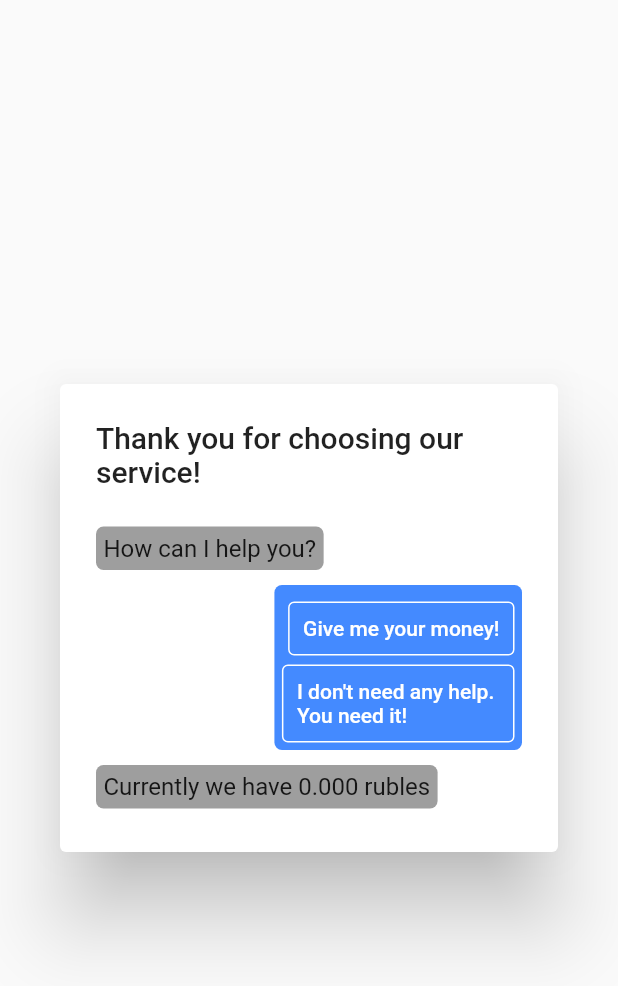
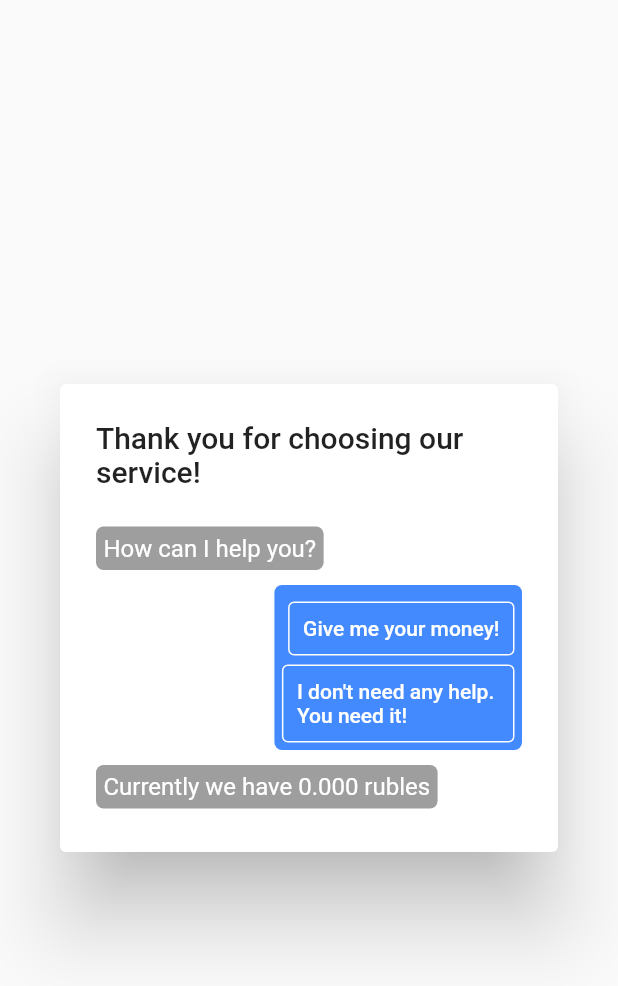
Before and after one commit to Noonight/base_ui_widgets, a Flutter app: the HelpDialog widget shown alone on an empty page, opened directly, after a tap on "Give me your money!", on a phone screen of 412 x 824 dp. Shown: the top 986 px of the screen. Run offline on Flutter 3.47's test engine with Material 2 defaults, Android fonts, the phone set to English and light mode, and no system bars.

Commit message:
feat: complete help messaging, minor change theme

```diff
--- a/lib/help_dialog/help/help_message.dart
+++ b/lib/help_dialog/help/help_message.dart
@@ -16,7 +16,7 @@ class HelpMessage extends StatelessWidget {
           color: Colors.grey,
           borderRadius: BorderRadius.circular(5),
         ),
-        child: Text(message),
+        child: Text(message, style: const TextStyle(color: Colors.white)),
       ),
     );
   }
--- a/lib/help_dialog/help_dialog.dart
+++ b/lib/help_dialog/help_dialog.dart
@@ -18,6 +18,7 @@ class _HelpDialogState extends State<HelpDialog> {
   bool _isReceivingMoney = false;
   bool _isReceivingMoneyUserPressed = false;
   bool _isAggression = false;
+  bool _isStop = false;
 
   @override
   Widget build(BuildContext context) {
@@ -46,7 +47,21 @@ class _HelpDialogState extends State<HelpDialog> {
               }),
             ]),
             helpMessage('Currently we have 0.000 rubles', _isReceivingMoney),
-            userMessage("Fck I'm out!", _isReceivingMoneyUserPressed)
+            userMessage("Fck I'm out!", _isReceivingMoneyUserPressed),
+            helpMessage('Thank you sir! \nWe really need your help. Can you stop it?', _isAggression),
+            userAction(_isAggression,
+                UserActions(actions: [
+                  UserActionModel('Stop', () {
+                    setState(() {
+                      _isStop = true;
+                      doWithRandomDelay(() {
+                        Navigator.pop(context);
+                      });
+                    });
+                  })
+                ])
+            ),
+            stopIt(_isStop)
           ],
         ),
       ),
@@ -60,6 +75,18 @@ class _HelpDialogState extends State<HelpDialog> {
       });
     });
   }
+
+  Widget stopIt(bool showIf) => Container(
+    child: showIf
+        ? const Image(image: AssetImage('assets/images/PepegaWhyCry.jpeg'))
+        : null
+  );
+
+  Widget userAction(bool showIf, Widget userActions) => Container(
+    child: showIf
+        ? userActions
+        : null
+  );
 
   Widget helpMessage(String message, bool showIf) => Container(
     child: showIf ? Align(
--- a/lib/help_dialog/user/user_message.dart
+++ b/lib/help_dialog/user/user_message.dart
@@ -13,10 +13,10 @@ class UserMessage extends StatelessWidget {
         margin: const EdgeInsets.only(top: 5, bottom: 5),
         padding: const EdgeInsets.all(5),
         decoration: BoxDecoration(
-          color: Colors.indigo,
+          color: Colors.blueAccent,
           borderRadius: BorderRadius.circular(5),
         ),
-        child: Text(message),
+        child: Text(message, style: const TextStyle(color: Colors.white)),
       ),
     );
   }
--- a/lib/main.dart
+++ b/lib/main.dart
@@ -19,7 +19,11 @@ class MyApp extends StatelessWidget {
         brightness: Brightness.dark
       ),
       theme: ThemeData(
-          brightness: Brightness.light
+          brightness: Brightness.light,
+          appBarTheme: const AppBarTheme(
+            backgroundColor: Colors.white,
+            foregroundColor: Colors.black
+          )
       ),
       home: const HomePage(),
       routes: <String, WidgetBuilder> {
--- a/pubspec.yaml
+++ b/pubspec.yaml
@@ -57,6 +57,9 @@ flutter:
   # the material Icons class.
   uses-material-design: true
 
+  assets:
+    - assets/images/
+
   # To add assets to your application, add an assets section, like this:
   # assets:
   #   - images/a_dot_burr.jpeg
```
Also changed, not shown: assets/images/PepegaWhyCry.jpeg (added).
